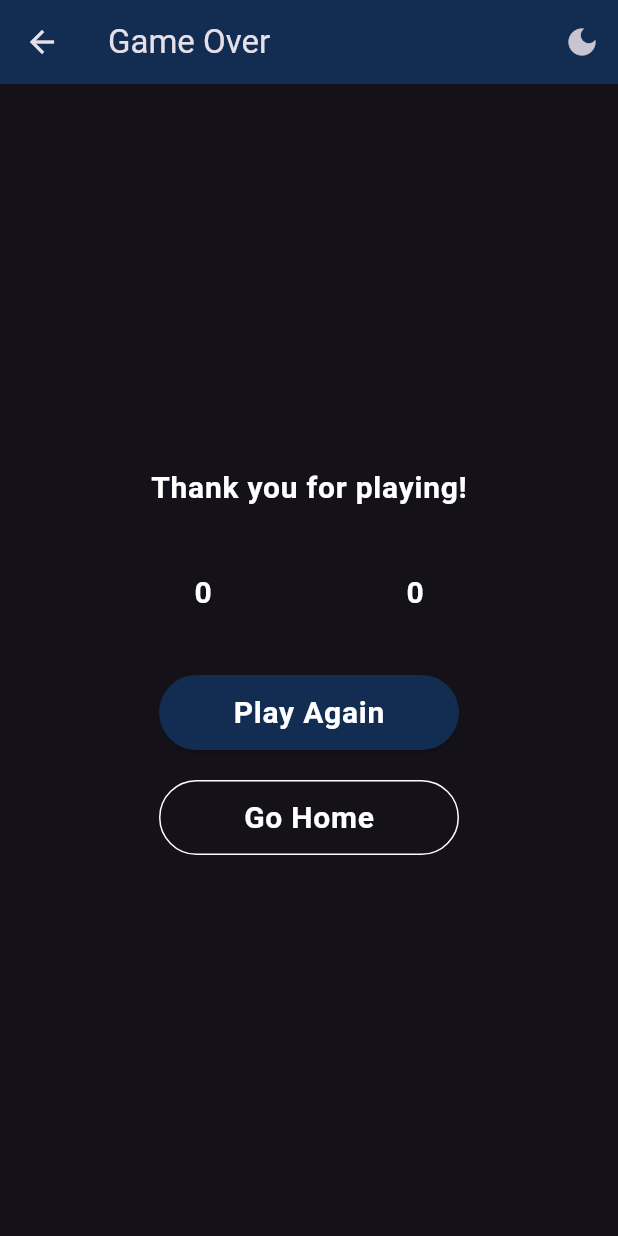
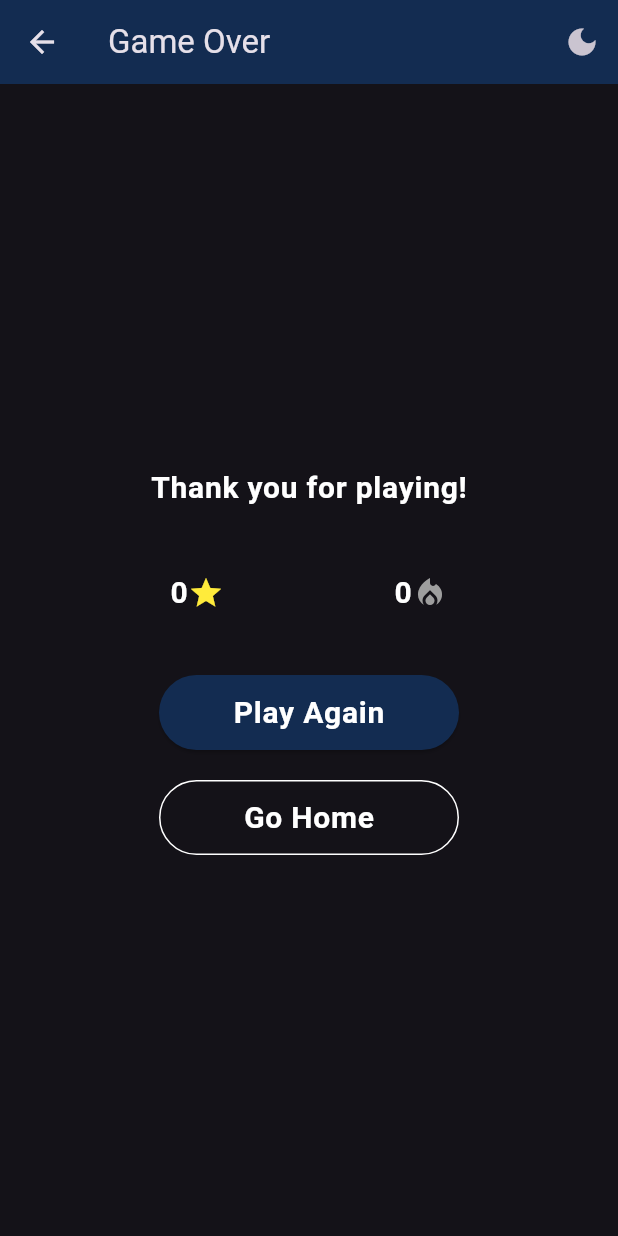
Before and after one commit to LuCCoelho/geo_masters, a Flutter app: the EndGameScreen screen opened directly, on a phone screen of 412 x 824 dp. Run offline on Flutter 3.47's test engine with Material 3 defaults, Android fonts, the phone set to English and light mode, and no system bars.

Commit message:
feat: add icons to score and streak in end game screen

```diff
--- a/lib/main.dart
+++ b/lib/main.dart
@@ -403,13 +403,28 @@ class _EndGameScreenState extends State<EndGameScreen> {
             Row(
               mainAxisAlignment: MainAxisAlignment.spaceEvenly,
               children: [
+                Row(
+                  children: [
                     Text(
                       widget.score.toString(),
                       style: Theme.of(context).textTheme.bodyLarge,
                     ),
+                    Icon(Icons.star, color: Colors.yellow),
+                  ],
+                ),
+                Row(
+                  children: [
                     Text(
                       widget.currentGameHighestStreak.toString(),
                       style: Theme.of(context).textTheme.bodyLarge,
+                    ),
+                    Icon(
+                      Icons.local_fire_department,
+                      color: getStreakIconColor(
+                        widget.currentGameHighestStreak,
+                      ),
+                    ),
+                  ],
                 ),
               ],
             ),
```
Lines whose indentation alone changed are shown as unchanged.
